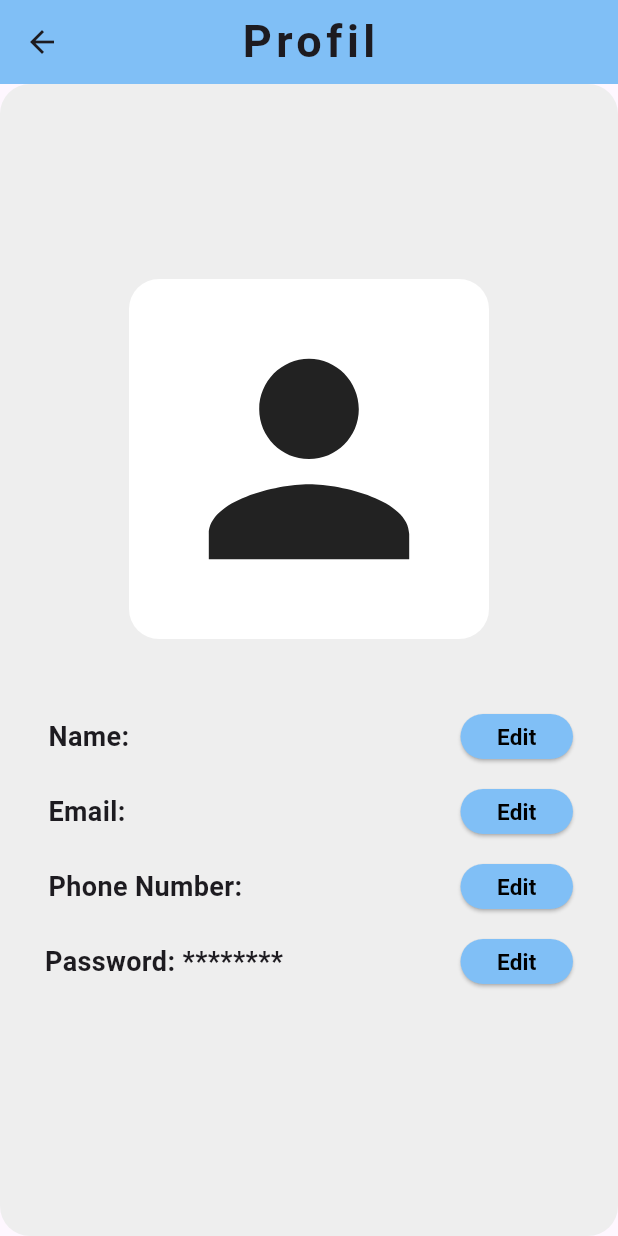
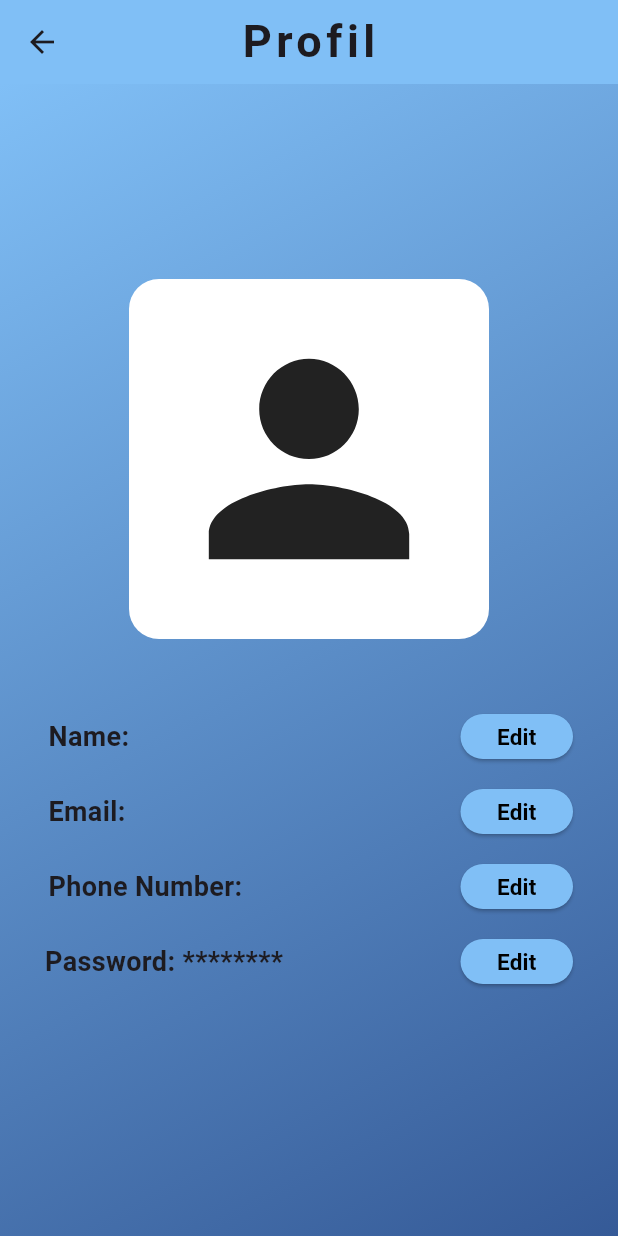
Before and after one commit to furkanCalik7/Yoldas, a Flutter app: the ProfileScreen screen opened directly, on a phone screen of 412 x 824 dp. Run offline on Flutter 3.47's test engine with Material 3 defaults, Android fonts, the phone set to English and light mode, and no system bars; our stand-ins replace camera, card_swiper, firebase_auth, firebase_core, flutter_rating_bar, flutter_secure_storage and 8 more; missing offline and left inert: flutter_tflite, google_mlkit_commons, google_mlkit_text_recognition; accounts and stored records are empty; generated files the repository leaves out were written again; network calls fail.

Commit message:
Added: Colors fixed, visual bugs fixed, local storage keys updated.

```diff
--- a/frontend/lib/config.dart
+++ b/frontend/lib/config.dart
@@ -1 +1,2 @@
-const String API_URL = "http://localhost:8000";
+const String API_URL = "http://10.0.2.2:8000";
+//const String API_URL = "http://localhost:8000";
--- a/frontend/lib/custom_widgets/buttons/button_main.dart
+++ b/frontend/lib/custom_widgets/buttons/button_main.dart
@@ -9,13 +9,15 @@ class ButtonMain extends StatelessWidget {
       required this.action,
       this.height = 40,
       this.width = 200,
-      this.fontSize = 0.0});
+      this.fontSize = 0.0,
+      this.buttonColor = defaultButtonColor});
 
   final String text;
   final Function action;
   final double height;
   final double width;
   final double fontSize;
+  final Color buttonColor;
 
   double determineFontSize() {
     return min(height / 2, width / 4);
@@ -31,7 +33,7 @@ class ButtonMain extends StatelessWidget {
           action();
         },
         style: ButtonStyle(
-          backgroundColor: MaterialStateProperty.all<Color>(defaultButtonColor),
+          backgroundColor: MaterialStateProperty.all<Color>(buttonColor),
           shape: MaterialStateProperty.all<RoundedRectangleBorder>(
             RoundedRectangleBorder(
               borderRadius: BorderRadius.circular(18.0),
@@ -42,9 +44,10 @@ class ButtonMain extends StatelessWidget {
           text,
           textAlign: TextAlign.center,
           style: TextStyle(
-              fontSize: fontSize == 0.0 ? determineFontSize() : fontSize,
-              fontWeight: FontWeight.bold,
-              color: Colors.black,),
+            fontSize: fontSize == 0.0 ? determineFontSize() : fontSize,
+            fontWeight: FontWeight.bold,
+            color: Colors.black,
+          ),
         ),
       ),
     );
--- a/frontend/lib/custom_widgets/colors.dart
+++ b/frontend/lib/custom_widgets/colors.dart
@@ -3,6 +3,7 @@ import 'package:flutter/material.dart';
 const tappableIconColor = Color.fromRGBO(128, 191, 246, 1);
 const defaultButtonColor = Color.fromRGBO(128, 191, 246, 1);
 const textContainerColor = Color.fromRGBO(128, 191, 246, 1);
+const formColor = Color.fromRGBO(159, 200, 236, 1);
 const videoCallButtonDefaultColor = Color.fromARGB(255, 43, 46, 100);
 const redIconButtonColor = Colors.red;
 const gradiendColor1 = Color.fromRGBO(128, 191, 246, 1);
--- a/frontend/lib/custom_widgets/custom_phoneNumberInput.dart
+++ b/frontend/lib/custom_widgets/custom_phoneNumberInput.dart
@@ -1,4 +1,5 @@
 import "package:flutter/material.dart";
+import "package:frontend/custom_widgets/colors.dart";
 import "package:intl_phone_number_input/intl_phone_number_input.dart";
 
 class CustomPhoneNumberInput extends StatelessWidget {
--- a/frontend/lib/pages/profile_screen.dart
+++ b/frontend/lib/pages/profile_screen.dart
@@ -2,6 +2,7 @@ import 'package:flutter/material.dart';
 import 'package:frontend/custom_widgets/appbars/appbar_custom.dart';
 import 'package:frontend/custom_widgets/buttons/button_main.dart';
 import 'package:frontend/custom_widgets/text_widgets/custom_texts.dart';
+import 'package:frontend/custom_widgets/colors.dart';
 import 'package:flutter_secure_storage/flutter_secure_storage.dart';
 
 class ProfileScreen extends StatefulWidget {
@@ -22,8 +23,7 @@ class _ProfileScreenState extends State<ProfileScreen> {
   var phoneNumber = "05076009363";
 
   Future _updateFieldsFromStorage() async {
-    name = await storage.read(key: "first_name") ?? "N/A";
-    surname = await storage.read(key: "last_name") ?? "N/A";
+    name = await storage.read(key: "name") ?? "N/A";
     email = await storage.read(key: "email") ?? "N/A";
     phoneNumber = await storage.read(key: "phone_number") ?? "N/A";
     setState(() {});
@@ -43,10 +43,7 @@ class _ProfileScreenState extends State<ProfileScreen> {
       ),
       body: Container(
         padding: const EdgeInsets.all(30),
-        decoration: BoxDecoration(
-          color: Colors.grey[200],
-          borderRadius: BorderRadius.circular(20),
-        ),
+        decoration: getBackgroundDecoration(),
         child: Column(
           crossAxisAlignment: CrossAxisAlignment.center,
           children: [
--- a/frontend/lib/pages/register_screen.dart
+++ b/frontend/lib/pages/register_screen.dart
@@ -17,15 +17,14 @@ class RegisterScreen extends StatelessWidget {
       appBar: const AppbarDefault(),
       body: Container(
         decoration: getBackgroundDecoration(),
-        child: SingleChildScrollView(
-          child: Center(
+        child: Center(
+          child: SingleChildScrollView(
             child: Column(
               children: [
                 const TextContainer(text: "Kayıt Ol"),
                 Container(
                   decoration: BoxDecoration(
                     borderRadius: BorderRadius.circular(20),
-                    color: Colors.white,
                   ),
                   margin: const EdgeInsets.all(20),
                   child: CustomForm(
```
Also changed, not shown: frontend/lib/controller/scan_controller.dart (+19 -28 lines), frontend/lib/custom_widgets/custom_form.dart (+6 -6 lines), frontend/lib/pages/evaluation_page.dart (+13 -9 lines), frontend/lib/pages/login_with_phone.dart (+4 -3 lines), frontend/lib/pages/sms_code_page.dart (+31 -36 lines), frontend/lib/pages/volunteer_home_screen.dart (+26 -10 lines), frontend/lib/utility/login.dart (+8 -1 lines), 1 other file.
